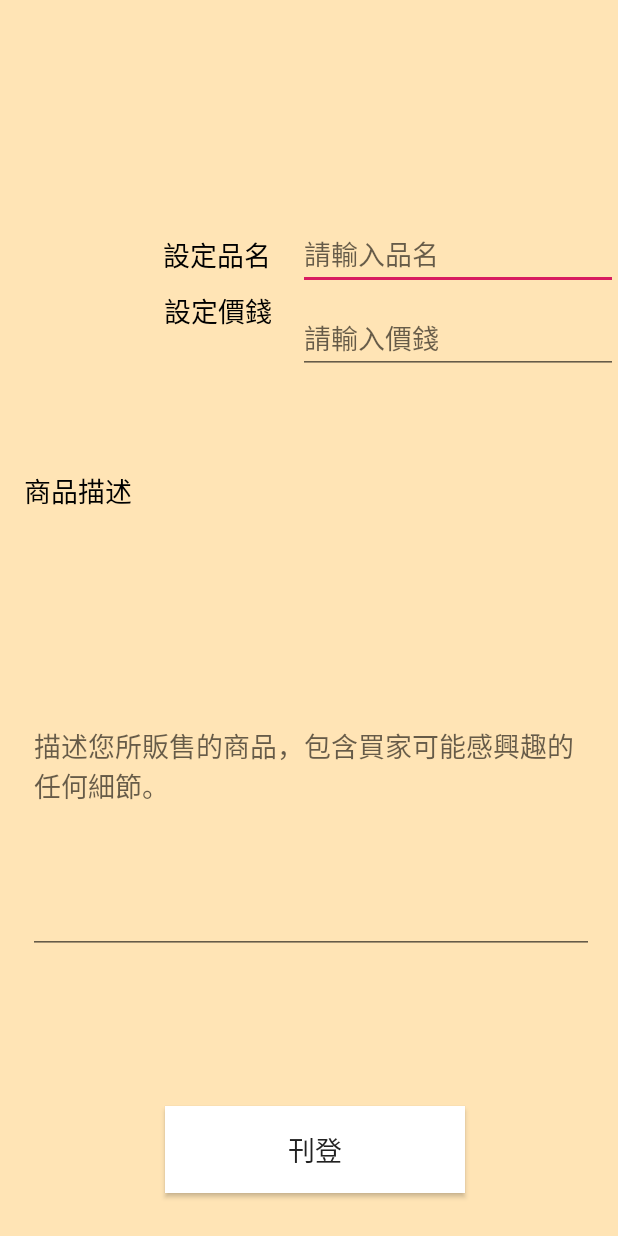
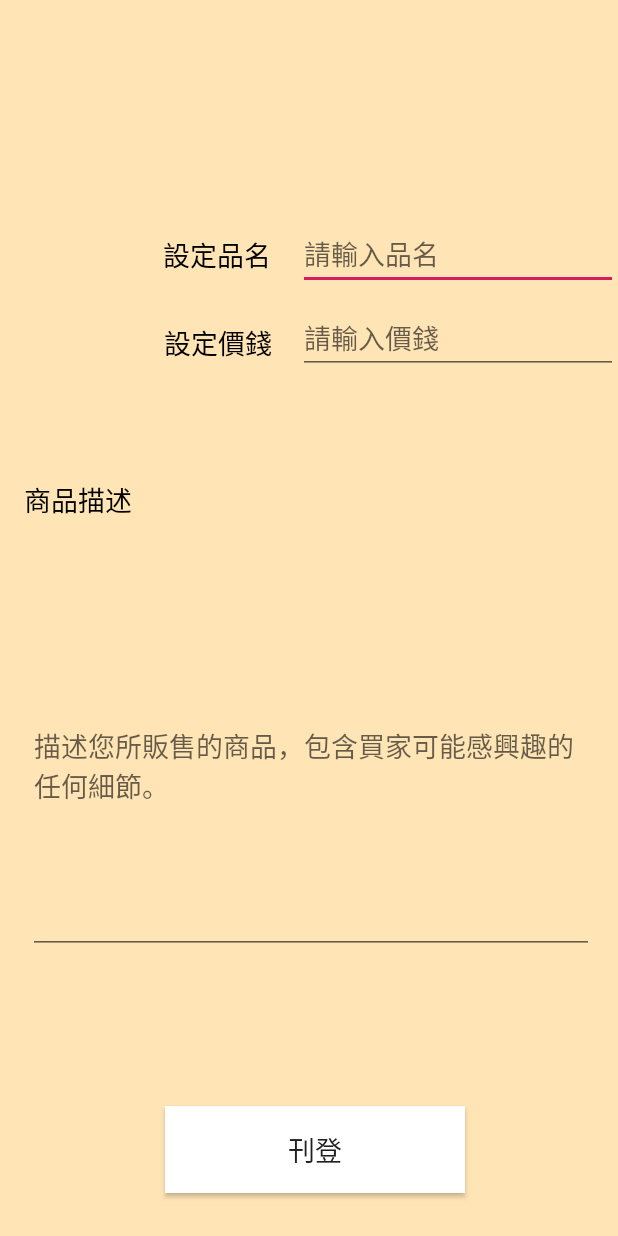
Before and after one commit to YunJing4411/project, an Android app: the creategoods screen opened directly, with no data from a screen before it, on a phone screen of 412 x 824 dp. Run offline under Robolectric (Android 15) with nearby library versions, the light colour scheme and no system bars; our stand-ins replace Firebase (no records; nobody signed in at launch, a user with empty details on screens opened directly); 1 statement that could not run was skipped.

Commit message:
update creategoods database

```diff
--- a/app/src/main/java/com/example/project/creategoods.java
+++ b/app/src/main/java/com/example/project/creategoods.java
@@ -6,6 +6,8 @@ import android.content.Intent;
 import android.graphics.Bitmap;
 import android.net.Uri;
 import android.os.Bundle;
+import android.os.Handler;
+import android.os.Message;
 import android.provider.MediaStore;
 import android.util.Log;
 import android.view.View;
@@ -13,16 +15,29 @@ import android.widget.EditText;
 import android.widget.ImageView;
 import android.widget.Toast;
 
+import com.google.firebase.FirebaseApp;
+import com.google.firebase.FirebaseOptions;
+import com.google.firebase.database.DataSnapshot;
+import com.google.firebase.database.DatabaseError;
+import com.google.firebase.database.DatabaseReference;
+import com.google.firebase.database.FirebaseDatabase;
+import com.google.firebase.database.ValueEventListener;
+
+import java.util.ArrayList;
+import java.util.List;
+
 public class creategoods extends AppCompatActivity {
     Bitmap pic;
     ImageView IM;
     EditText edname,edprice,eddes;
+    String name,price,des,uri;
+    int i=0;
     @Override
     protected void onCreate(Bundle savedInstanceState) {
         super.onCreate(savedInstanceState);
         setContentView(R.layout.activity_creategoods);
         Intent createGoods=getIntent();
-        String uri=createGoods.getStringExtra("上傳商品");
+        uri=createGoods.getStringExtra("上傳商品");
         Uri myUri = Uri.parse(uri);
         pic=getBitmapFromUri(myUri);
         IM=findViewById(R.id.imageView2);
@@ -30,15 +45,32 @@ public class creategoods extends AppCompatActivity {
         edname=findViewById(R.id.etname);
         eddes=findViewById(R.id.etdescription);
         edprice=findViewById(R.id.etprice);
+        FirebaseDatabase database = FirebaseDatabase.getInstance();
+        DatabaseReference reference = database.getReference("Goods");
+        reference.addValueEventListener(new ValueEventListener() {
+            @Override
+            public void onDataChange(DataSnapshot dataSnapshot)
+            {
+                for(DataSnapshot ds : dataSnapshot.getChildren()) i++;
+
+            }
+            @Override
+            public void onCancelled(DatabaseError databaseError) {
+                Log.v("creategoods", databaseError.getMessage());
+            }
+        });
     }
+
     public void publish(View v)
     {
+
         if(edname.getText().toString().isEmpty()| eddes.getText().toString().isEmpty() | edprice.getText().toString().isEmpty())
         {
             Toast.makeText(this,"欄位都要填寫喔~",Toast.LENGTH_SHORT).show();
         }
         else
         {
+            updatetofirebase();
             Intent Home=new Intent(this,share.class);
             startActivity(Home);
         }
@@ -47,7 +79,15 @@ public class creategoods extends AppCompatActivity {
 
     private void updatetofirebase()
     {
-
+        name=edname.getText().toString();
+        price=edprice.getText().toString();
+        des=eddes.getText().toString();
+        Log.v("DB:",name+" "+price+" "+des);
+        FirebaseDatabase database = FirebaseDatabase.getInstance();
+        DatabaseReference ref = database.getReference("");
+        goodsinfo good1 = new goodsinfo(name,price,des,uri);
+        ref.child("Goods").child(String.valueOf(i)).setValue(good1);
+        Log.v("i:",String.valueOf(i));
     }
     private Bitmap getBitmapFromUri(Uri uri) {
         try {
--- a/app/src/main/res/layout/activity_creategoods.xml
+++ b/app/src/main/res/layout/activity_creategoods.xml
@@ -49,16 +49,18 @@
         android:id="@+id/setprice"
         android:layout_width="wrap_content"
         android:layout_height="wrap_content"
+        android:layout_marginTop="20dp"
         android:layout_marginEnd="17dp"
         android:layout_marginRight="17dp"
         android:text="設定價錢"
         android:textColor="@color/common_google_signin_btn_text_dark_focused"
         android:textSize="18sp"
-        app:layout_constraintBottom_toBottomOf="@+id/pp"
-        app:layout_constraintEnd_toStartOf="@+id/pp"
+        app:layout_constraintBottom_toBottomOf="@+id/etprice"
+        app:layout_constraintEnd_toStartOf="@+id/etprice"
+        app:layout_constraintHorizontal_bias="0.0"
         app:layout_constraintStart_toEndOf="@+id/imageView2"
         app:layout_constraintTop_toBottomOf="@+id/etname"
-        app:layout_constraintVertical_bias="0.548" />
+        app:layout_constraintVertical_bias="0.166" />
 
     <TextView
         android:id="@+id/description"
```
Also changed, not shown: app/src/main/java/com/example/project/goodsinfo.java (added, +34 -0 lines).
